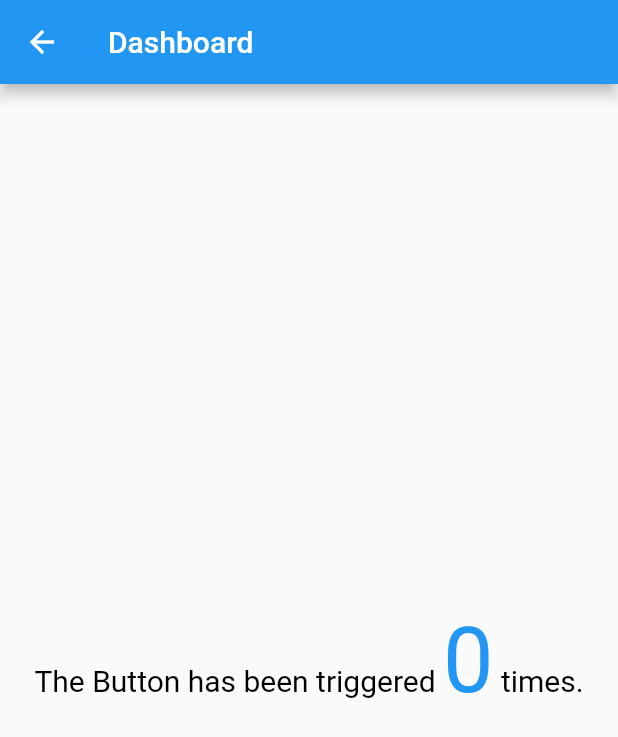
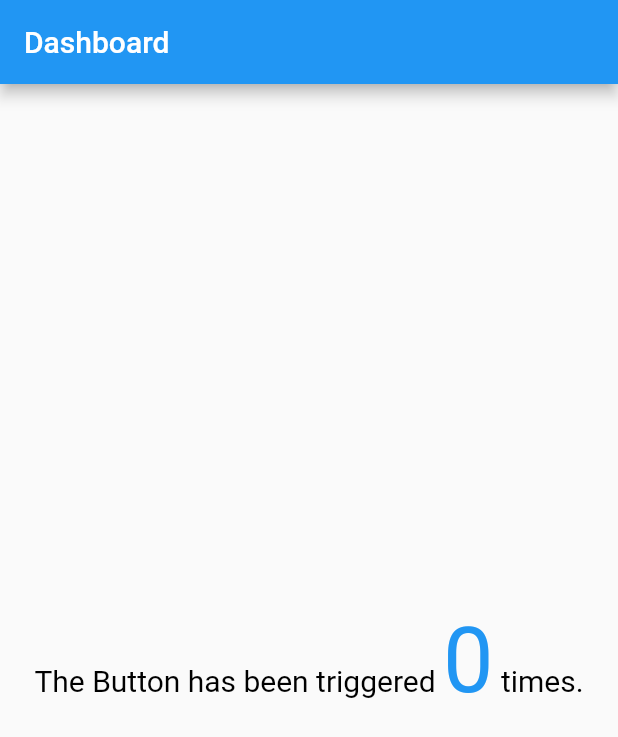
Before and after one commit to coodoo-io/flutter-architektur-einfuerhung-workshop, a Flutter app: the screen it shows after launch, after a tap on "Dashboard", on a phone screen of 412 x 824 dp. Shown: the top 737 px of the screen. Run offline on Flutter 3.47's test engine with Material 2 defaults, Android fonts, the phone set to English and light mode, and no system bars; our stand-ins replace flutter_riverpod, freezed_annotation, go_router; generated files the repository leaves out were written again.

```diff
--- a/lib/src/presentation/counter/counter.page.dart
+++ b/lib/src/presentation/counter/counter.page.dart
@@ -2,6 +2,7 @@ import 'package:flutter/material.dart';
 import 'package:flutter_architektur_workshop/src/presentation/counter/counter.controller.dart';
 import 'package:flutter_architektur_workshop/src/presentation/dashboard/dashboard.page.dart';
 import 'package:flutter_riverpod/flutter_riverpod.dart';
+import 'package:go_router/go_router.dart';
 
 class MyHomePage extends ConsumerWidget {
   const MyHomePage({Key? key, required this.title}) : super(key: key);
@@ -26,12 +27,7 @@ class MyHomePage extends ConsumerWidget {
               style: Theme.of(context).textTheme.headline4,
             ),
             ElevatedButton(
-                onPressed: () => Navigator.push(
-                      context,
-                      MaterialPageRoute(
-                        builder: (build) => const Dashboard(),
-                      ),
-                    ),
+                onPressed: () => context.go('/dashboard'),
                 child: const Text('Dashboard'))
           ],
         ),
```
